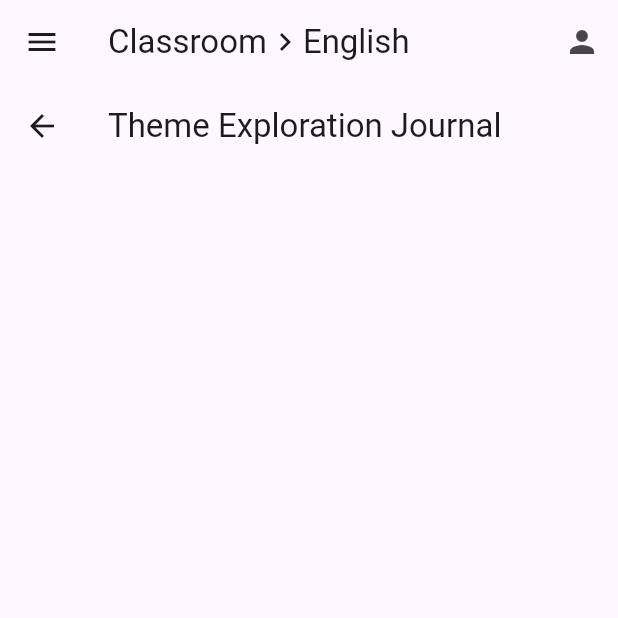
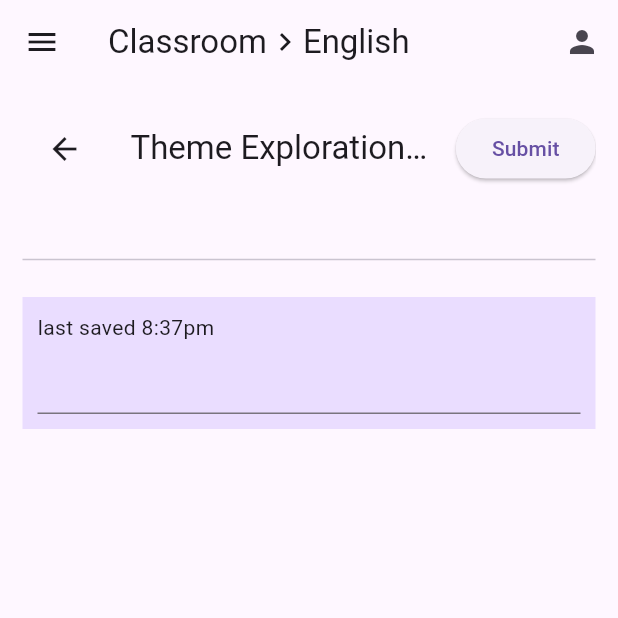
Before and after one commit to Treidexy/fishbrain, a Flutter app: the screen it shows after launch, after a tap on "Theme Exploration Journal", after a tap on "View", on a phone screen of 412 x 824 dp, the top half of it. Run offline on Flutter 3.47's test engine with Material 3 defaults, Android fonts, the phone set to English and light mode, and no system bars; our stand-ins replace firebase_core; accounts and stored records are empty.

Commit message:
f flutter

```diff
--- a/lib/main.dart
+++ b/lib/main.dart
@@ -1,6 +1,7 @@
+import 'package:firebase_auth/firebase_auth.dart';
+import 'package:firebase_core/firebase_core.dart';
+import 'package:fishbrain/firebase_options.dart';
 import 'package:flutter/material.dart';
-import 'package:google_sign_in/google_sign_in.dart';
-import 'package:googleapis/docs/v1.dart' as d;
 import 'package:intl/intl.dart';
 
 final assignmentInfoness = [
@@ -25,7 +26,7 @@ final assignmentInfoness = [
   ),
 ];
 
-void main() {
+void main() async {
   WidgetsFlutterBinding.ensureInitialized();
   runApp(const MainApp());
 }
@@ -62,7 +63,7 @@ class ClassPage extends StatelessWidget {
         actions: [IconButton(onPressed: () {}, icon: Icon(Icons.person))],
       ),
       // body: Center(child: AssignmentPage(assignmentInfoness[2])),
-      body: Center(child: body),
+      body: Center(child: Container(padding: EdgeInsets.all(15), child: body)),
     );
   }
 }
@@ -75,11 +76,30 @@ class AssignmentPage extends StatelessWidget {
   @override
   Widget build(BuildContext context) {
     return Scaffold(
-      appBar: AppBar(title: Text(info.title)),
+      appBar: AppBar(
+        title: Text(info.title),
+        actions: [ElevatedButton(onPressed: () {}, child: Text("Submit"))],
+      ),
 
-      body: Container(
-        padding: EdgeInsets.all(15),
-        child: Text(info.description ?? ""),
+      body: Column(
+        children: [
+          Text(info.description ?? ""),
+          Divider(height: 50),
+          Container(
+            color: Theme.of(context).colorScheme.primaryContainer,
+            padding: EdgeInsets.all(10),
+            child: Column(
+              crossAxisAlignment: CrossAxisAlignment.start,
+              children: [
+                Text("last saved 8:37pm"),
+                TextField(
+                  keyboardType: TextInputType.multiline,
+                  maxLines: null,
+                ),
+              ],
+            ),
+          ),
+        ],
       ),
     );
   }
--- a/pubspec.yaml
+++ b/pubspec.yaml
@@ -7,6 +7,7 @@ environment:
   sdk: ^3.8.0-278.1.beta
 
 dependencies:
+  firebase_auth: ^5.5.3
   firebase_core: ^3.13.0
   flutter:
     sdk: flutter
```
Also changed, not shown: pubspec.lock, 3 other files.
